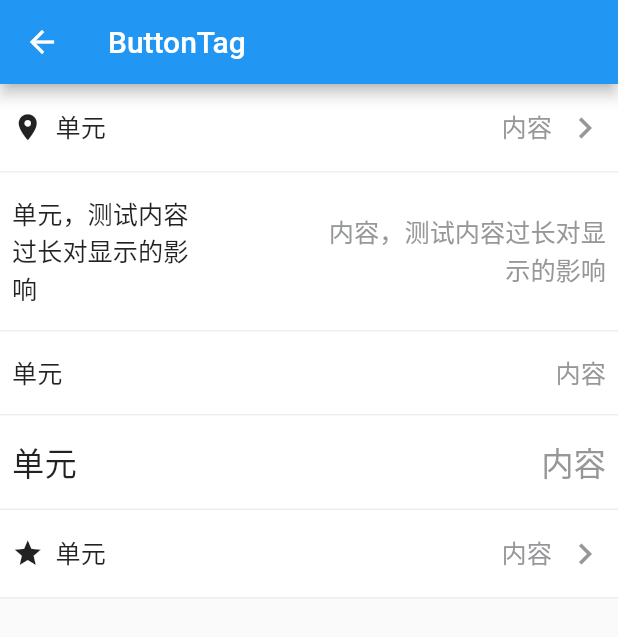
After one commit to aferica/aferica_flutter_components, a Flutter app: the screen it shows after launch, after a tap on "Cell -- 单元格", on a phone screen of 412 x 824 dp. The commit adds this screen. Shown: the top 637 px of the screen. Run offline on Flutter 3.47's test engine with Material 2 defaults, Android fonts, the phone set to English and light mode, and no system bars; our stand-ins replace cached_network_image, flutter_spinkit; missing offline and left inert: flutter_drag_scale.

Commit message:
添加Cell组件

```diff
--- a/example/lib/main.dart
+++ b/example/lib/main.dart
@@ -6,6 +6,7 @@ import 'pages/ImagePreview.dart';
 import 'pages/Timeline.dart';
 import 'pages/Dialog.dart';
 import 'pages/ButtonTag.dart';
+import 'pages/Cell.dart';
 
 void main() => runApp(MyApp());
 
@@ -102,9 +103,16 @@ class _MyHomePageState extends State<MyHomePage> {
             },
           ),
           BlankRow(),
-          InkWell(
-            child: Text('Image -- 图片'),
+          ButtonTag(
+            text: 'Cell -- 单元格',
+            type: 'success',
+            size: 'big',
+//            hairline: true,
+            onClick: () {
+              Navigator.of(context).push(new MaterialPageRoute(builder: (ctx) => CellPage()));
+            },
           ),
+          BlankRow(),
           ButtonTag(
             text: 'Image -- 图片',
             type: 'success',
--- /dev/null
+++ b/example/lib/pages/Cell.dart
@@ -0,0 +1,56 @@
+import 'package:flutter/material.dart';
+import 'package:aferica_flutter_components/aferica_flutter_components.dart';
+
+class CellPage extends StatelessWidget {
+  @override
+  Widget build(BuildContext context) {
+    // TODO: implement build
+    return Scaffold(
+      appBar: AppBar(
+        title: Text('ButtonTag'),
+      ),
+      body: SingleChildScrollView(
+        child: Column(
+          mainAxisAlignment: MainAxisAlignment.start,
+          children: <Widget>[
+            Cell(
+              title: '单元',
+              value: '内容',
+              showRightIcon: true,
+              leftBlank: 10.0,
+              leftIcon: Icons.location_on,
+            ),
+            Cell(
+              title: '单元，测试内容过长对显示的影响',
+              value: '内容，测试内容过长对显示的影响',
+//              showRightIcon: true,
+              leftBlank: 10.0,
+//              leftIcon: Icons.people,
+            ),
+            Cell(
+              title: '单元',
+              value: '内容',
+//              showRightIcon: true,
+              leftBlank: 10.0,
+//              leftIcon: Icons.people,
+            ),
+            Cell(
+              title: '单元',
+              value: '内容',
+//              showRightIcon: true,
+              isBig: true,
+//              leftIcon: Icons.people,
+            ),
+            Cell(
+              title: '单元',
+              value: '内容',
+              showRightIcon: true,
+              leftBlank: 10.0,
+              leftIcon: Icons.star,
+            )
+          ],
+        ),
+      ),
+    );
+  }
+}
--- a/lib/aferica_flutter_components.dart
+++ b/lib/aferica_flutter_components.dart
@@ -17,3 +17,5 @@ export 'my_image/index.dart';
 export 'timeline/index.dart';
 
 export 'panel/index.dart';
+
+export 'cell/index.dart';
--- /dev/null
+++ b/lib/cell/index.dart
@@ -0,0 +1,106 @@
+import 'package:flutter/material.dart';
+import 'package:aferica_flutter_components/aferica_flutter_components.dart';
+
+class Cell extends StatelessWidget {
+
+  // 标题
+  final String title;
+  // 右侧内容值
+  final String value;
+  // 是否是大号
+  final bool isBig;
+  // 显示下边框，默认显示
+  final bool border;
+  // 自定义左侧图标，不传不显示
+  final IconData leftIcon;
+  // 显示右侧图标
+  final bool showRightIcon;
+  // 自定义右侧图标，默认向右箭头
+  final IconData rightIcon;
+  // 左侧留白宽度
+  final double leftBlank;
+
+  // 点击事件
+  final VoidCallback onClick;
+
+  Cell({
+    Key key,
+    this.title,
+    this.value,
+    this.isBig = false,
+    this.border = true,
+    this.leftIcon,
+    this.onClick,
+    this.showRightIcon = false,
+    this.rightIcon,
+    this.leftBlank = 10.0
+  }):super(key: key);
+
+  List<Widget> _buildCellContent(double width) {
+    List<Widget> content = [];
+
+    List<Widget> leftContent = [];
+    List<Widget> rightContent = [];
+
+    double size = isBig ? 36 : 28;
+
+    leftContent.add(SizedBox(width: 8,));
+    if (leftIcon != null) {
+      leftContent.add(Icon(leftIcon, size: size * 0.75,));
+      leftContent.add(SizedBox(width: 8,));
+    }
+    leftContent.add(SizedBox(
+      width: width * 0.3,
+      child: Text(title, style: TextStyle(fontSize: size * 0.6), )
+    ));
+
+    rightContent.add(SizedBox(
+      width: width * 0.45,
+      child: Text(value, style: TextStyle(color: MyColor.grayDark, fontSize: size * 0.6,), textAlign: TextAlign.right,)
+    ));
+    if (showRightIcon || rightIcon != null) {
+      rightContent.add(SizedBox(width: 8,));
+      rightContent.add(Icon(rightIcon ?? Icons.chevron_right, size: size, color: MyColor.grayDark,));
+    }
+    rightContent.add(SizedBox(width: 8,));
+
+    content.add(Row(crossAxisAlignment: CrossAxisAlignment.center, children: leftContent,));
+    content.add(Row(crossAxisAlignment: CrossAxisAlignment.center, children: rightContent,));
+
+    return content;
+  }
+
+  @override
+  Widget build(BuildContext context) {
+
+    double width = MediaQuery.of(context).size.width;
+
+    // TODO: implement build
+    return InkWell(
+      onTap: onClick,
+      child: Container(
+//        color: MyColor.white,
+        width: width,
+        alignment: Alignment.center,
+//        margin: EdgeInsets.only(left: leftBlank),
+        padding: EdgeInsets.only(top: 15.0, bottom: 15.0),
+        decoration: BoxDecoration(
+          color: MyColor.white,
+          border: Border(
+            bottom: BorderSide(color: MyColor.borderColor),
+          )
+        ),
+        child: Row(
+          mainAxisAlignment: MainAxisAlignment.spaceBetween,
+          children: _buildCellContent(width),
+        ),
+      ),
+//      customBorder: Border(
+//        bottom: BorderSide(
+//          color: MyColor.green,
+//          width: 1.0
+//        )
+//      ),
+    );
+  }
+}
```
Also changed, not shown: 1 other file.
